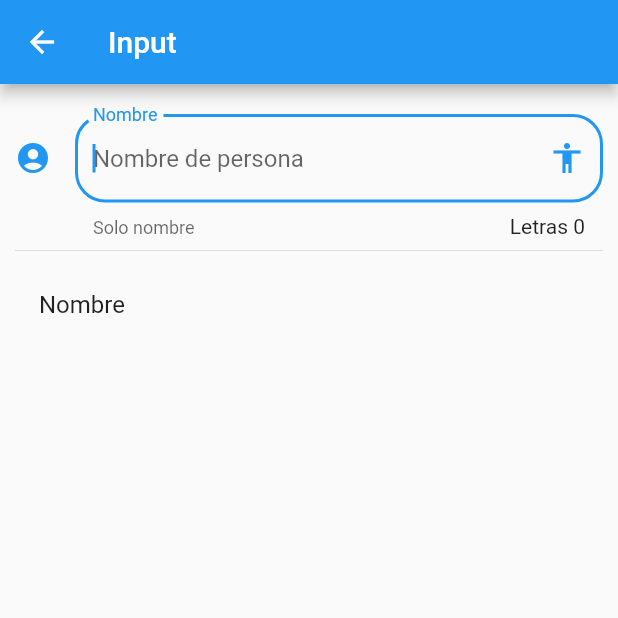
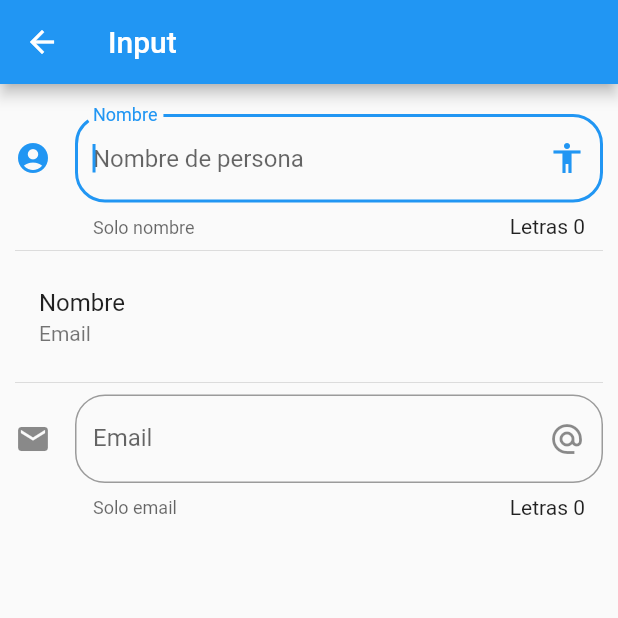
Before and after one commit to AlanCasasArevalo/Components-Flutter, a Flutter app: the InputPage screen opened by its route, on a phone screen of 412 x 824 dp, the top half of it. Run offline on Flutter 3.47's test engine with Material 2 defaults, Android fonts, the phone set to English and light mode, and no system bars.

Commit message:
[FEATURE][INPUTS] * Input email field was created

```diff
--- a/lib/src/pages/input_page.dart
+++ b/lib/src/pages/input_page.dart
@@ -8,6 +8,7 @@ class InputPage extends StatefulWidget {
 class _InputPageState extends State<InputPage> {
 
   String _name = '';
+  String _email = '';
 
   @override
   Widget build(BuildContext context) {
@@ -20,7 +21,9 @@ class _InputPageState extends State<InputPage> {
         children: [
           _inputCreate(),
           Divider(),
-          _personCreation()
+          _personCreation(),
+          Divider(),
+          _emailCreation()
         ],
       ),
     );
@@ -29,6 +32,7 @@ class _InputPageState extends State<InputPage> {
   Widget _personCreation() {
     return ListTile(
       title: Text('Nombre ${ _name }'),
+      subtitle: Text('Email ${ _email }')
     );
   }
 
@@ -54,4 +58,27 @@ class _InputPageState extends State<InputPage> {
       },
     );
   }
+
+  Widget _emailCreation() {
+    return TextField(
+      keyboardType: TextInputType.emailAddress,
+      decoration: InputDecoration(
+          border: OutlineInputBorder(
+              borderRadius: BorderRadius.circular(20.0)
+          ),
+          counter: Text('Letras ${ _email.length }'),
+          hintText: 'Email',
+          labelText: 'Email',
+          helperText: 'Solo email',
+          suffixIcon: Icon(Icons.alternate_email),
+          icon: Icon(Icons.email)
+      ),
+      onChanged: (value) {
+        setState(() {
+          _email = value;
+        });
+      },
+    );
+  }
+
 }
```
